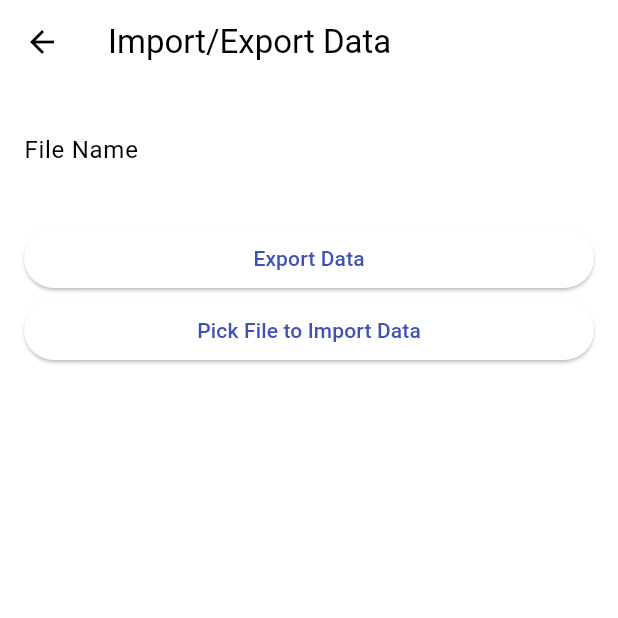
After one commit to tanpham380/Money_Manager_Assistant, a Flutter app: the ImportExportScreen screen opened directly, after a tap on "Pick File to Import Data", on a phone screen of 412 x 824 dp, the top half of it. The commit adds this screen. Run offline on Flutter 3.47's test engine with Material 3 defaults, Android fonts, the phone set to English and light mode, and no system bars; our stand-ins replace file_picker, flutter_boxicons, flutter_screenutil, flutter_swipe_action_cell, fluttertoast, font_awesome_flutter and 11 more; missing offline and left inert: day_night_time_picker, flutter_app_lock, flutter_material_pickers, flutter_screen_lock, icofont_flutter; accounts and stored records are empty; Roboto replaces fonts that are missing (OpenSans).

Commit message:
backup database to sync

```diff
--- a/lib/project/classes/keyboard.dart
+++ b/lib/project/classes/keyboard.dart
@@ -52,8 +52,6 @@ class CustomKeyboard extends StatelessWidget {
   Widget build(BuildContext context) {
     return Container(
       color: white,
-
-
       child: Padding(
           padding: EdgeInsets.only(bottom: 25.h),
           child: Column(children: [
@@ -76,7 +74,6 @@ class CustomKeyboard extends StatelessWidget {
                             size: 25.sp, color: Colors.blueGrey),
                       ),
                     ),
-
                     GestureDetector(
                       onTap: () {
                         panelController.close();
--- a/lib/project/database_management/sqflite_services.dart
+++ b/lib/project/database_management/sqflite_services.dart
@@ -30,6 +30,8 @@ abstract class DB {
   //why in Git uses Future<int>?
   // static Future<List<Map<String, dynamic>>> query() async =>
   //     await _db.query('input');
+ static Future<List<Map<String, dynamic>>> query() async =>
+      await _db!.query('input');
 
   static Future<List<InputModel>> inputModelList() async {
     List<Map<String, dynamic>> inputList = await _db!.query('input');
--- /dev/null
+++ b/lib/project/database_management/sync_data.dart
@@ -0,0 +1,269 @@
+import 'dart:io';
+
+import 'package:file_picker/file_picker.dart';
+import 'package:flutter/material.dart';
+import 'package:money_assistant/project/localization/methods.dart';
+import 'package:path_provider/path_provider.dart';
+import 'package:permission_handler/permission_handler.dart';
+
+import '../classes/input_model.dart';
+import 'sqflite_services.dart';
+
+class ImportExportScreen extends StatefulWidget {
+  @override
+  _ImportExportScreenState createState() => _ImportExportScreenState();
+}
+
+class _ImportExportScreenState extends State<ImportExportScreen> {
+  late TextEditingController _fileNameController;
+    Directory? documentsDirectory ;
+    String documentsPath = "";
+    List<FileSystemEntity> files = [];
+
+  @override
+  void initState() {
+    super.initState();
+    _checkStoragePermission();
+    _getDocumentDirecttory();
+    _fileNameController = TextEditingController();
+
+
+  }
+
+  @override
+  void dispose() {
+    _fileNameController.dispose();
+    super.dispose();
+  }
+Future <void> _getDocumentDirecttory () async {
+  documentsDirectory = await getExternalStorageDirectory();
+  documentsPath = documentsDirectory!.path;
+  files = await documentsDirectory!.listSync();
+      setState(() {
+    });
+}
+
+
+ Future<void> _checkStoragePermission() async {
+    var status = await Permission.storage.status;
+    if (!status.isGranted) {
+      await Permission.storage.request();
+
+    }
+     status = await Permission.camera.status;
+    if (!status.isGranted) {
+      await Permission.camera.request();
+    }
+  }
+
+Future<void> _exportData(BuildContext context, String fileName) async {
+
+  if (fileName.isEmpty) {
+    ScaffoldMessenger.of(context).showSnackBar(
+      SnackBar(content: Text(getTranslated(context, 'Please enter a file name') ?? 'Please enter a file name')  ),
+    );
+    return;
+  }
+  try {
+    // Check storage access permission
+    // var status = await Permission.storage.status;
+    // if (!status.isGranted) {
+    //   await Permission.storage.request();
+    //   status = await Permission.storage.status;
+    //   if (!status.isGranted) {
+    //     ScaffoldMessenger.of(context).showSnackBar(
+
+    //     SnackBar(content: Text(getTranslated(context, 'App needs storage access to export data') ?? 'App needs storage access to export data')  ),
+
+    //     );
+    //     return;
+    //   }
+
+
+
+
+    // }
+
+    var dbQuery = await DB.query();
+
+    String csv = dbQuery.map((row) => row.values.join(',')).join('\n');
+
+    String exportFilePath = '$documentsPath/$fileName.csv';
+    File csvFile = File(exportFilePath);
+    await csvFile.writeAsString(csv);
+      setState(() {
+      files = documentsDirectory!.listSync();
+    });
+    ScaffoldMessenger.of(context).showSnackBar(
+      SnackBar(content: Text( getTranslated(context, 'Data exported successfully' ) ?? 'Data exported successfully')),
+    );
+
+  } catch (error) {
+    ScaffoldMessenger.of(context).showSnackBar(
+      SnackBar(content: Text( getTranslated(context, 'Failed to export data' ) ?? 'Failed to export data')),
+    );
+  }
+}
+Future<void> _importData(BuildContext context, String filePath) async {
+  try {
+    // Kiểm tra quyền truy cập vào bộ nhớ
+    // var status = await Permission.storage.status;
+    // if (!status.isGranted) {
+    //   await Permission.storage.request();
+    //   status = await Permission.storage.status;
+    //   if (!status.isGranted) {
+    //   SnackBar(content: Text( getTranslated(context, 'App needs storage access to import data' ) ?? 'App needs storage access to import data'));
+
+
+    //     return;
+    //   }
+    // }
+
+    File file = File(filePath);
+    String csvData = await file.readAsString();
+
+    List<String> lines = csvData.split('\n');
+    for (var line in lines) {
+      List<String> values = line.split(','); // Giả sử các giá trị được phân tách bằng dấu phẩy
+      // Tạo một đối tượng InputModel từ dòng dữ liệu
+      print(values[1]);
+      InputModel model = InputModel(
+        id : int.parse(values[0]),
+        type: values[1],
+        amount: double.parse(values[2]),
+        category: values[3],
+        description: values[4],
+        date: values[5],
+        time: values[6],
+      );
+      // Chèn đối tượng vào cơ sở dữ liệu SQLite
+      await DB.insert(model);
+    }
+
+    ScaffoldMessenger.of(context).showSnackBar(
+      SnackBar(content: Text( getTranslated(context, 'Data imported successfully' ) ?? 'Data imported successfully')),
+    );
+  } catch (error) {
+    ScaffoldMessenger.of(context).showSnackBar(
+      SnackBar(content: Text( getTranslated(context, 'Failed to import data' ) ?? 'Failed to import data')),
+
+    );
+  }
+}
+
+
+void _deleteFile(BuildContext context, String filePath) async {
+  try {
+    bool confirmDelete = await showDialog(
+      context: context,
+      builder: (BuildContext context) {
+        return AlertDialog(
+          title: Text(getTranslated(context, "Confirm Delete") ?? "Confirm Delete"),
+          content: Text(getTranslated(context, "Are you sure you want to delete this file?") ?? "Are you sure you want to delete this file?"),
+          actions: <Widget>[
+            TextButton(
+              onPressed: () {
+                Navigator.of(context).pop(false); // Do not delete
+              },
+              child: Text(getTranslated(context, "Cancel") ?? "Cancel"),
+            ),
+            TextButton(
+              onPressed: () {
+                Navigator.of(context).pop(true); // Delete
+              },
+              child: Text(getTranslated(context, "Delete") ?? "Delete"),
+            ),
+          ],
+        );
+      },
+    );
+
+    if (confirmDelete != null && confirmDelete) {
+      File file = File(filePath);
+
+      if (await file.exists()) {
+        await file.delete();
+        setState(() {
+          files = documentsDirectory!.listSync();
+        });
+
+        ScaffoldMessenger.of(context).showSnackBar(
+          SnackBar(content: Text(getTranslated(context, 'File deleted successfully') ?? 'File deleted successfully')),
+        );
+      } else {
+        ScaffoldMessenger.of(context).showSnackBar(
+          SnackBar(content: Text(getTranslated(context, 'File does not exist') ?? 'File does not exist')),
+        );
+      }
+    }
+  } catch (e) {
+    ScaffoldMessenger.of(context).showSnackBar(
+      SnackBar(content: Text(getTranslated(context, 'An error occurred') ?? 'An error occurred: ')),
+    );
+  }
+}
+
+
+
+@override
+Widget build(BuildContext context) {
+  return Scaffold(
+    appBar: AppBar(
+      title: Text(getTranslated(context, 'Import/Export Data') ?? 'Import/Export Data'),
+    ),
+    body: Padding(
+      padding: EdgeInsets.all(16.0),
+      child: Column(
+        crossAxisAlignment: CrossAxisAlignment.stretch,
+        children: [
+          TextField(
+            controller: _fileNameController,
+            decoration: InputDecoration(labelText: getTranslated(context, 'File Name') ?? 'File Name'),
+          ),
+          SizedBox(height: 20),
+          ElevatedButton(
+            onPressed: () => _exportData(context, _fileNameController.text),
+            child: Text(getTranslated(context, 'Export Data') ?? 'Export Data'),
+          ),
+          ElevatedButton(
+            onPressed: () async {
+              FilePickerResult? result = await FilePicker.platform.pickFiles();
+              if (result != null) {
+                String? filePath = result.files.single.path;
+                if (filePath != null) {
+                  _importData(context, filePath);
+                }
+              }
+            },
+            child: Text(getTranslated(context, 'Pick File to Import Data') ?? 'Pick File to Import Data'),
+          ),
+          Expanded(
+            child: ListView.builder(
+              itemCount: files.length,
+              itemBuilder: (context, index) {
+                FileSystemEntity file = files[index];
+                return ListTile(
+                  title: Text("$index-" + file.path.split('/').last),
+                  trailing: IconButton(
+                    icon: Icon(Icons.delete),
+                    onPressed: () {
+                      // Gọi hàm để xử lý việc xóa file
+                      _deleteFile(context, file.path);
+                    },
+                  ),
+                  onTap: () {
+                    _importData(context, file.path);
+                  },
+                );
+              },
+            ),
+          ),
+        ],
+      ),
+    ),
+  );
+}
+
+
+
+}
--- a/lib/project/localization/lang/en.json
+++ b/lib/project/localization/lang/en.json
@@ -2,9 +2,28 @@
   "Input": "Add",
   "Analysis": "Analysis",
   "Calendar": "Calendar",
+  "Please enter a file name": "Please enter a file name",
+  "Sync Page": "Sync Page",
+  "Data exported successfully": "Data exported successfully",
+  "Failed to export data": "Failed to export data",
+  "Data imported successfully": "Data imported successfully",
+  "Failed to import data": "Failed to import data",
+  "File deleted successfully": "File deleted successfully",
+  "Confirm Delete": "Confirm Delete",
+  "Are you sure you want to delete this file?": "Are you sure you want to delete this file?",
+  "File does not exist": "File does not exist  ",
+  "App needs storage access to import data": "App needs storage access to import data",
   "Tax Refund": "Tax Refund",
   "Change Passcode": "Change Passcode",
   "Confirm Passcode": "Confirm Passcode",
+  "An error occurred": "An error occurred",
+  "Import/Export Data": "Import/Export Data",
+  "Export Data": "Export Data",
+  "Import Data": "Import Data",
+  "Delete File": "Delete File",
+  "File Name": "File Name",
+  "Pick File to Export Data": "Pick File to Export Data",
+  "Pick File to Import Data": "Pick File to Import Data",
   "Passcode has been changed": "Passcode has been changed",
   "Chào Tân": "Chào Tân",
   "Scan your fingerprint to authenticate": "Scan your fingerprint to authenticate",
--- a/lib/project/localization/lang/vi.json
+++ b/lib/project/localization/lang/vi.json
@@ -1,6 +1,26 @@
 {
   "Chào Tân": "Chào Tân",
   "Tax Refund": "Hoàn thuế",
+  "Sync Page": "Trang đồng bộ",
+  "Sync": "Đồng bộ",
+  "Data exported successfully": "Dữ liệu đã được xuất thành công",
+  "Please enter a file name": "Vui lòng nhập tên tập tin",
+  "Failed to export data": "Xuất dữ liệu thất bại",
+  "Confirm Delete": "Xác nhận xóa",
+  "Are you sure you want to delete this file?": "Bạn có chắc chắn muốn xóa tập tin này không?",
+  "App needs storage access to import data" : "Ứng dụng cần truy cập bộ nhớ để nhập dữ liệu",
+  "Data imported successfully": "Dữ liệu đã được nhập thành công",
+  "Failed to import data": "Nhập dữ liệu thất bại",
+  "File deleted successfully": "Tập tin đã được xóa thành công",
+  "File does not exist": "Tập tin không tồn tại",
+  "An error occurred": "Đã xảy ra lỗi",
+  "Import/Export Data": "Nhập/Xuất dữ liệu",
+  "File Name": "Tên tập tin",
+  "Export Data": "Xuất dữ liệu",
+  "App needs storage access to export data": "Ứng dụng cần truy cập bộ nhớ để xuất dữ liệu",
+  "Import Data": "Nhập dữ liệu",
+  "Delete File": "Xóa tập tin",
+  "Pick File to Import Data": "Chọn tập tin để nhập dữ liệu",
   "Scan your fingerprint to authenticate": "Scan vân tay để xác thực",
   "Confirm Passcode": "Nhập lại Passcode",
   "Change Passcode": "Thay đổi Passcode",
--- a/pubspec.yaml
+++ b/pubspec.yaml
@@ -59,6 +59,8 @@ dependencies:
   icofont_flutter: ^1.4.0
   cupertino_icons: ^1.0.6
   local_auth: ^2.1.8
+  permission_handler: ^11.3.0
+  file_picker: ^5.5.0
 
 dependency_overrides:
   flutter_colorpicker: ^1.0.3
```
Also changed, not shown: lib/project/app_pages/others.dart (+17 -21 lines), lib/project/app_pages/report.dart (+53 -40 lines), lib/project/real_main.dart (+9 -0 lines), pubspec.lock, 2 other files.
